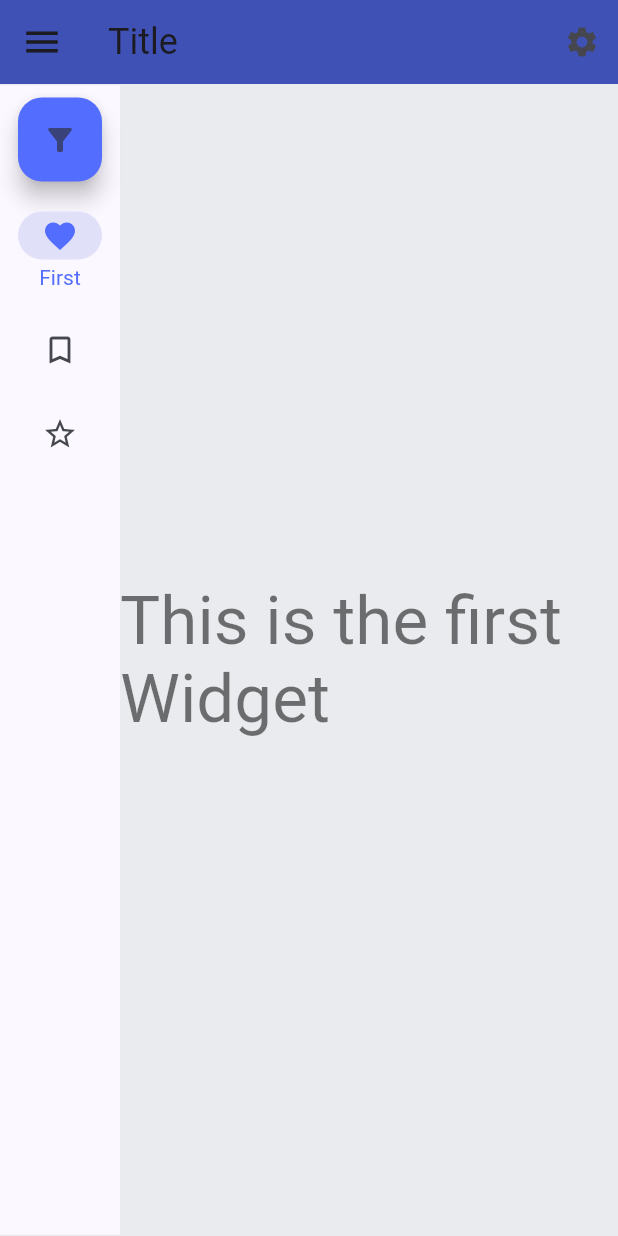
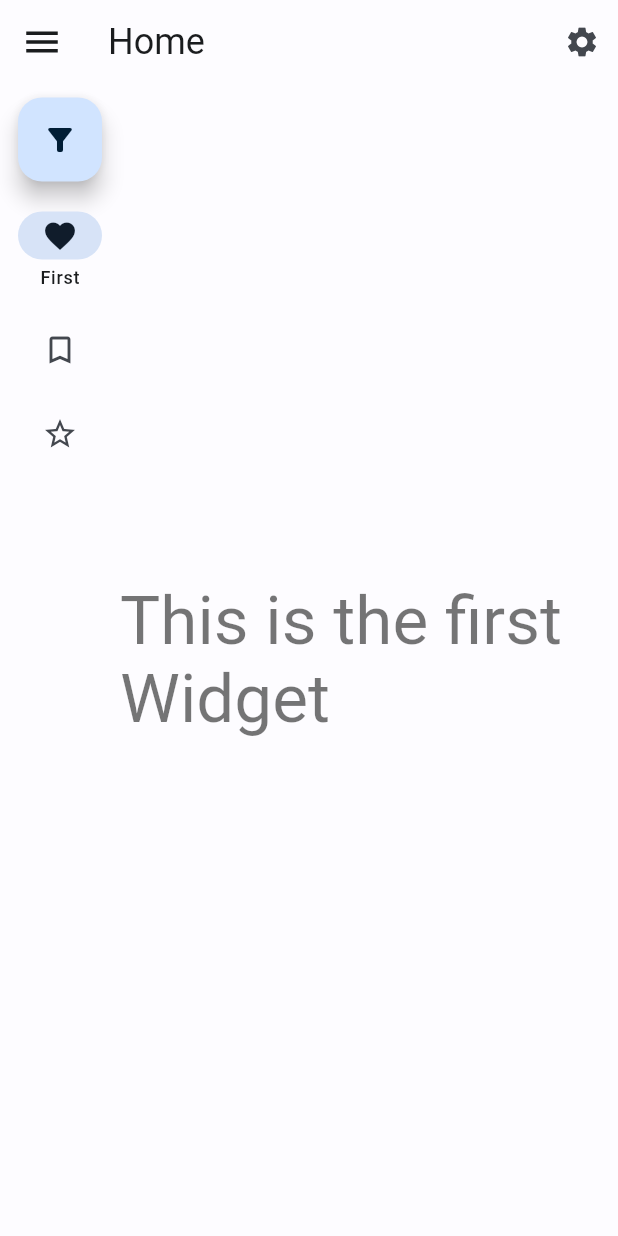
Before and after one commit to NatanAmorim/curie_app, a Flutter app: the screen it shows after launch, on a phone screen of 412 x 824 dp. Run offline on Flutter 3.47's test engine with Material 2 defaults, Android fonts, the phone set to English and light mode, and no system bars; our stand-ins replace dio, flutter_riverpod, go_router, pretty_dio_logger, shared_preferences; missing offline and left inert: window_size; generated files the repository leaves out were written again.

Commit message:
v2023.6.9-Pre-Alpha

```diff
--- a/lib/src/constants/themes.dart
+++ b/lib/src/constants/themes.dart
@@ -8,79 +8,45 @@ ThemeData lightTheme = ThemeData(
           color: Colors.white,
         ),
       ),
-  appBarTheme: const AppBarTheme(
-    backgroundColor: Colors.indigo,
-  ),
   scrollbarTheme: ScrollbarThemeData(
     thumbColor: MaterialStateProperty.all(Colors.grey),
     thickness: MaterialStateProperty.all(10),
     radius: Radius.zero,
   ),
-  elevatedButtonTheme: ElevatedButtonThemeData(
-    style: ElevatedButton.styleFrom(
-      padding: EdgeInsets.zero,
-      textStyle: const TextStyle(color: Colors.white),
-      shape: RoundedRectangleBorder(
-        borderRadius: BorderRadius.circular(30.0),
-      ),
-    ),
-  ),
-  floatingActionButtonTheme: const FloatingActionButtonThemeData(
-    backgroundColor: Colors.indigoAccent,
-  ),
-  scaffoldBackgroundColor: const Color(0xFFE9EBEE),
-  cardTheme: const CardTheme(color: Colors.white),
-  colorScheme: ColorScheme.fromSeed(
-    seedColor: Colors.indigo,
-    secondary: Colors.indigoAccent,
+  colorScheme: const ColorScheme(
+    brightness: Brightness.light,
+    primary: Color(0xFF0061A4),
+    onPrimary: Color(0xFFFFFFFF),
+    primaryContainer: Color(0xFFD1E4FF),
+    onPrimaryContainer: Color(0xFF001D36),
+    secondary: Color(0xFF535F70),
+    onSecondary: Color(0xFFFFFFFF),
+    secondaryContainer: Color(0xFFD7E3F7),
+    onSecondaryContainer: Color(0xFF101C2B),
+    tertiary: Color(0xFF6B5778),
+    onTertiary: Color(0xFFFFFFFF),
+    tertiaryContainer: Color(0xFFF2DAFF),
+    onTertiaryContainer: Color(0xFF251431),
+    error: Color(0xFFBA1A1A),
+    errorContainer: Color(0xFFFFDAD6),
+    onError: Color(0xFFFFFFFF),
+    onErrorContainer: Color(0xFF410002),
+    background: Color(0xFFFDFCFF),
+    onBackground: Color(0xFF1A1C1E),
+    surface: Color(0xFFFDFCFF),
+    onSurface: Color(0xFF1A1C1E),
+    surfaceVariant: Color(0xFFDFE2EB),
+    onSurfaceVariant: Color(0xFF43474E),
+    outline: Color(0xFF73777F),
+    onInverseSurface: Color(0xFFF1F0F4),
+    inverseSurface: Color(0xFF2F3033),
+    inversePrimary: Color(0xFF9ECAFF),
+    shadow: Color(0xFF000000),
+    surfaceTint: Color(0xFF0061A4),
+    outlineVariant: Color(0xFFC3C7CF),
+    scrim: Color(0xFF000000),
   ),
   unselectedWidgetColor: Colors.grey,
-  switchTheme: SwitchThemeData(
-    thumbColor:
-        MaterialStateProperty.resolveWith<Color?>((Set<MaterialState> states) {
-      if (states.contains(MaterialState.disabled)) {
-        return null;
-      }
-      if (states.contains(MaterialState.selected)) {
-        return Colors.orangeAccent;
-      }
-      return null;
-    }),
-    trackColor:
-        MaterialStateProperty.resolveWith<Color?>((Set<MaterialState> states) {
-      if (states.contains(MaterialState.disabled)) {
-        return null;
-      }
-      if (states.contains(MaterialState.selected)) {
-        return Colors.orangeAccent;
-      }
-      return null;
-    }),
-  ),
-  radioTheme: RadioThemeData(
-    fillColor:
-        MaterialStateProperty.resolveWith<Color?>((Set<MaterialState> states) {
-      if (states.contains(MaterialState.disabled)) {
-        return null;
-      }
-      if (states.contains(MaterialState.selected)) {
-        return Colors.orangeAccent;
-      }
-      return null;
-    }),
-  ),
-  checkboxTheme: CheckboxThemeData(
-    fillColor:
-        MaterialStateProperty.resolveWith<Color?>((Set<MaterialState> states) {
-      if (states.contains(MaterialState.disabled)) {
-        return null;
-      }
-      if (states.contains(MaterialState.selected)) {
-        return Colors.orangeAccent;
-      }
-      return null;
-    }),
-  ),
 );
 
 ThemeData darkTheme = ThemeData(
@@ -96,67 +62,38 @@ ThemeData darkTheme = ThemeData(
     thickness: MaterialStateProperty.all(10),
     radius: Radius.zero,
   ),
-  elevatedButtonTheme: ElevatedButtonThemeData(
-    style: ElevatedButton.styleFrom(
-      padding: EdgeInsets.zero,
-      shape: RoundedRectangleBorder(
-        borderRadius: BorderRadius.circular(30.0),
-      ),
-    ),
+  colorScheme: const ColorScheme(
+    brightness: Brightness.dark,
+    primary: Color(0xFF9ECAFF),
+    onPrimary: Color(0xFF003258),
+    primaryContainer: Color(0xFF00497D),
+    onPrimaryContainer: Color(0xFFD1E4FF),
+    secondary: Color(0xFFBBC7DB),
+    onSecondary: Color(0xFF253140),
+    secondaryContainer: Color(0xFF3B4858),
+    onSecondaryContainer: Color(0xFFD7E3F7),
+    tertiary: Color(0xFFD6BEE4),
+    onTertiary: Color(0xFF3B2948),
+    tertiaryContainer: Color(0xFF523F5F),
+    onTertiaryContainer: Color(0xFFF2DAFF),
+    error: Color(0xFFFFB4AB),
+    errorContainer: Color(0xFF93000A),
+    onError: Color(0xFF690005),
+    onErrorContainer: Color(0xFFFFDAD6),
+    background: Color(0xFF1A1C1E),
+    onBackground: Color(0xFFE2E2E6),
+    surface: Color(0xFF1A1C1E),
+    onSurface: Color(0xFFE2E2E6),
+    surfaceVariant: Color(0xFF43474E),
+    onSurfaceVariant: Color(0xFFC3C7CF),
+    outline: Color(0xFF8D9199),
+    onInverseSurface: Color(0xFF1A1C1E),
+    inverseSurface: Color(0xFFE2E2E6),
+    inversePrimary: Color(0xFF0061A4),
+    shadow: Color(0xFF000000),
+    surfaceTint: Color(0xFF9ECAFF),
+    outlineVariant: Color(0xFF43474E),
+    scrim: Color(0xFF000000),
   ),
-  colorScheme: ColorScheme.fromSeed(
-    seedColor: Colors.indigo,
-    secondary: Colors.white,
-    error: const Color(
-      0xFFCF6679,
-    ),
-    brightness: Brightness.dark,
-  ).copyWith(),
   unselectedWidgetColor: Colors.grey,
-  switchTheme: SwitchThemeData(
-    thumbColor:
-        MaterialStateProperty.resolveWith<Color?>((Set<MaterialState> states) {
-      if (states.contains(MaterialState.disabled)) {
-        return null;
-      }
-      if (states.contains(MaterialState.selected)) {
-        return Colors.orangeAccent;
-      }
-      return null;
-    }),
-    trackColor:
-        MaterialStateProperty.resolveWith<Color?>((Set<MaterialState> states) {
-      if (states.contains(MaterialState.disabled)) {
-        return null;
-      }
-      if (states.contains(MaterialState.selected)) {
-        return Colors.orangeAccent;
-      }
-      return null;
-    }),
-  ),
-  radioTheme: RadioThemeData(
-    fillColor:
-        MaterialStateProperty.resolveWith<Color?>((Set<MaterialState> states) {
-      if (states.contains(MaterialState.disabled)) {
-        return null;
-      }
-      if (states.contains(MaterialState.selected)) {
-        return Colors.orangeAccent;
-      }
-      return null;
-    }),
-  ),
-  checkboxTheme: CheckboxThemeData(
-    fillColor:
-        MaterialStateProperty.resolveWith<Color?>((Set<MaterialState> states) {
-      if (states.contains(MaterialState.disabled)) {
-        return null;
-      }
-      if (states.contains(MaterialState.selected)) {
-        return Colors.orangeAccent;
-      }
-      return null;
-    }),
-  ),
 );
--- a/lib/src/router.dart
+++ b/lib/src/router.dart
@@ -10,27 +10,39 @@ import 'package:go_router/go_router.dart';
 /// The route configuration.
 final GoRouter router = GoRouter(
   initialLocation: '/',
+  // a Route is a destination in the app that supports deep linking
   routes: <RouteBase>[
     GoRoute(
       path: NavigationTestView.routeName,
       builder: (BuildContext context, GoRouterState state) {
-        return const NavigationTestView();
+        return NavigationTestView(
+          key: state.pageKey,
+        );
       },
     ),
     GoRoute(
       path: SettingsView.routeName,
       builder: (BuildContext context, GoRouterState state) {
-        return const SettingsView();
+        return SettingsView(
+          key: state.pageKey,
+        );
       },
     ),
     GoRoute(
       path: RouteTestView.routeName,
       builder: (BuildContext context, GoRouterState state) {
-        return const RouteTestView();
+        return RouteTestView(
+          key: state.pageKey,
+        );
       },
     ),
   ],
+  // This page will be called when no match is found or multiple are found.
+  // This page can also be called if a match is found but any of the pages
+  // builders throws an exception, the exception will be caught and handed to
+  // the errorPageBuilder so that you can show the error message.
   errorBuilder: (context, state) => ErrorView(
+    key: state.pageKey,
     error: state.error,
   ),
 );
--- a/lib/src/templates/widgets/bottom_navigation_bar_template.dart
+++ b/lib/src/templates/widgets/bottom_navigation_bar_template.dart
@@ -59,7 +59,6 @@ class _BottomNavigationBarTemplateState
           ),
         ],
         currentIndex: _selectedIndex,
-        selectedItemColor: Colors.amber[800],
         onTap: _onItemTapped,
       ),
     );
--- a/lib/src/templates/widgets/navigation_rail_template.dart
+++ b/lib/src/templates/widgets/navigation_rail_template.dart
@@ -13,10 +13,6 @@ class _NavigationRailTemplateState extends State<NavigationRailTemplate> {
     int selectedIndex = 0;
     return NavigationRail(
       useIndicator: false,
-      selectedIconTheme:
-          IconThemeData(color: Theme.of(context).colorScheme.secondary),
-      selectedLabelTextStyle:
-          TextStyle(color: Theme.of(context).colorScheme.secondary),
       selectedIndex: selectedIndex,
       onDestinationSelected: (int index) {
         setState(() {
--- a/lib/src/views/navigation_test/navigation_test_view.dart
+++ b/lib/src/views/navigation_test/navigation_test_view.dart
@@ -43,7 +43,7 @@ class _NavigationTestViewState extends State<NavigationTestView>
       key: _scaffoldKey,
       appBar: appBarTemplate(
         context: context,
-        title: 'Title',
+        title: 'Home',
         leading: IconButton(
           icon: AnimatedIcon(
             icon: AnimatedIcons.menu_close,
@@ -60,9 +60,14 @@ class _NavigationTestViewState extends State<NavigationTestView>
           },
         ),
       ),
-      endDrawer: const Drawer(
-        backgroundColor: Colors.green,
-        child: Center(child: Text('This is a side panel')),
+      endDrawer: Drawer(
+        backgroundColor: Theme.of(context).colorScheme.secondary,
+        child: Center(
+          child: Text(
+            'This is a side panel',
+            style: TextStyle(color: Theme.of(context).colorScheme.onSecondary),
+          ),
+        ),
       ),
       body: Row(
         children: [
@@ -75,10 +80,6 @@ class _NavigationTestViewState extends State<NavigationTestView>
                 child: NavigationRail(
                   extended: isExtended,
                   useIndicator: true,
-                  selectedIconTheme: IconThemeData(
-                      color: Theme.of(context).colorScheme.secondary),
-                  selectedLabelTextStyle:
-                      TextStyle(color: Theme.of(context).colorScheme.secondary),
                   selectedIndex: _selectedIndex,
                   onDestinationSelected: (index) {
                     setState(() {
--- a/lib/src/views/settings/settings_view.dart
+++ b/lib/src/views/settings/settings_view.dart
@@ -29,7 +29,7 @@ class SettingsView extends ConsumerWidget {
               text: '${localizations.appDescription}\n',
             ),
             TextSpan(
-              style: textStyle.copyWith(color: theme.colorScheme.primary),
+              style: textStyle.copyWith(color: theme.colorScheme.tertiary),
               text: 'https://github.com/NatanAmorim/curie',
             ),
             TextSpan(style: textStyle, text: '.'),
```
Also changed, not shown: lib/main.dart (+14 -0 lines), pubspec.yaml (+14 -0 lines).
